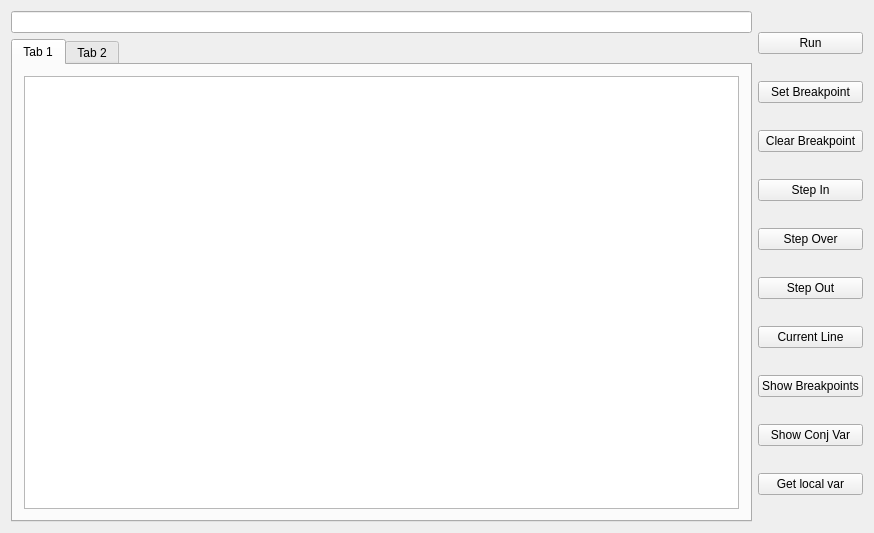
This is mainwindow.ui in BaranovMykola/UiDebuggerGdb as Qt 5 draws it before an edit. The edited form follows.
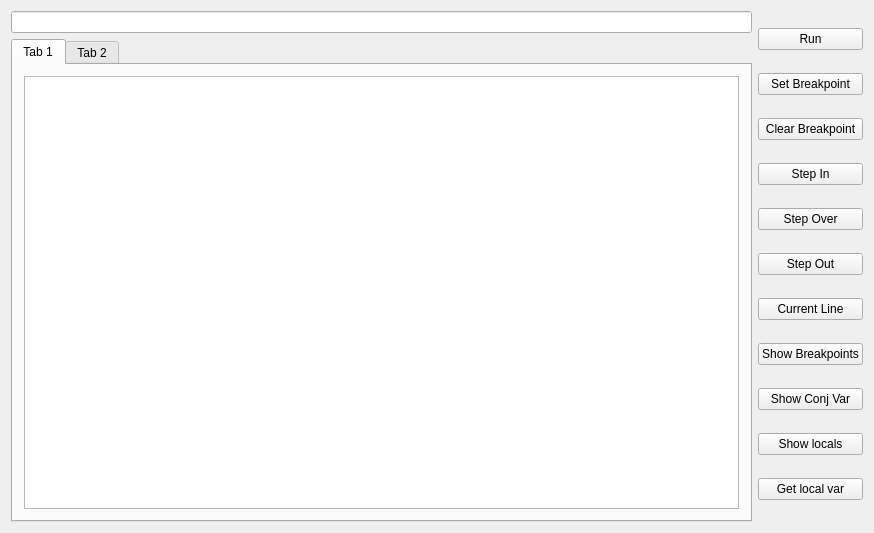
This is the edited form.

Commit message: Implemented getting local vars

Diff of the .ui file:
```diff
--- a/mainwindow.ui
+++ b/mainwindow.ui
@@ -80,6 +80,13 @@
         </property>
        </widget>
       </item>
+      <item>
+       <widget class="QPushButton" name="butLocal">
+        <property name="text">
+         <string>Show locals</string>
+        </property>
+       </widget>
+      </item>
       <item>
        <widget class="QPushButton" name="butLocalVar">
         <property name="text">
```
The commit also changes 3 other files.
